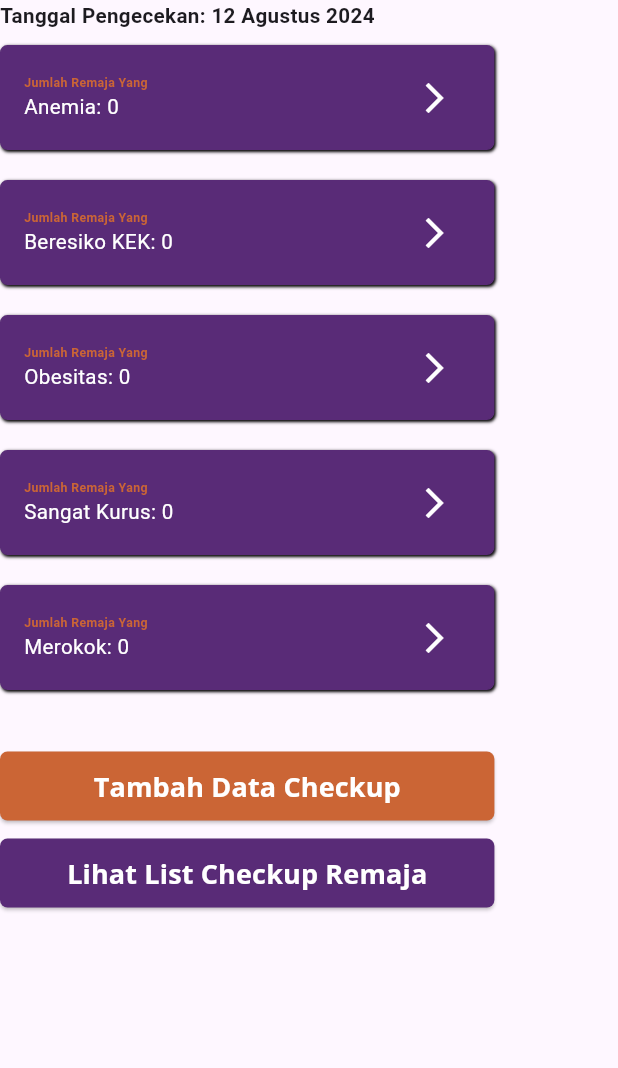
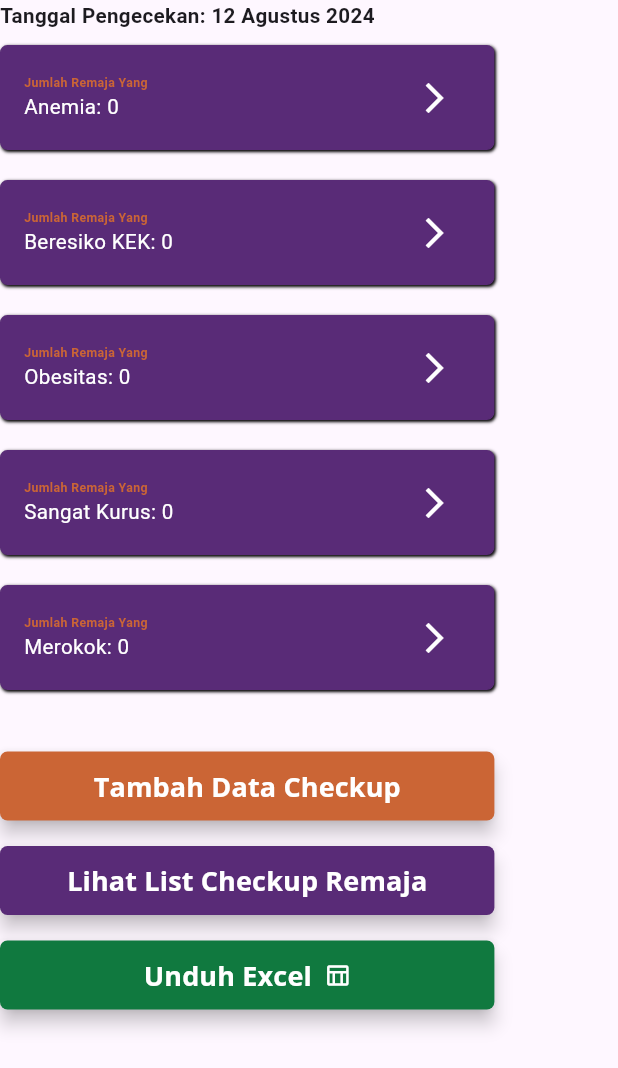
Before and after one commit to izasoerya/simanja_app, a Flutter app: the ListViewRekapCheckup widget shown alone on an empty page, opened directly with empty values, on a phone screen of 412 x 824 dp. Shown: the top 1068 px of the screen. Run offline on Flutter 3.47's test engine with Material 3 defaults, Android fonts, the phone set to English and light mode, and no system bars; our stand-ins replace date_picker_timeline, file_picker, flutter_dotenv, flutter_riverpod, go_router, google_fonts and 3 more; missing offline and left inert: excel; accounts and stored records are empty.

Commit message:
feat: download data as excel

```diff
--- a/lib/presentation/widgets/atom/submit_button.dart
+++ b/lib/presentation/widgets/atom/submit_button.dart
@@ -5,9 +5,11 @@ class SubmitButton extends StatelessWidget {
   final String text;
   final Color backgroundColor;
   final void Function() onClick;
+  final Icon? icon;
   const SubmitButton(
       {super.key,
       required this.text,
+      this.icon,
       this.backgroundColor = const Color.fromRGBO(203, 101, 53, 1),
       required this.onClick});
 
@@ -22,12 +24,20 @@ class SubmitButton extends StatelessWidget {
             shape: RoundedRectangleBorder(
               borderRadius: BorderRadius.circular(5),
             ),
+            elevation: 5,
           ),
           onPressed: onClick,
-          child: Text(text,
-              style: const GlobalTheme()
-                  .headerStyle
-                  .copyWith(color: Colors.white, fontSize: 18)),
+          child: Row(
+            mainAxisAlignment: MainAxisAlignment.center,
+            children: [
+              Text(text,
+                  style: const GlobalTheme()
+                      .headerStyle
+                      .copyWith(color: Colors.white, fontSize: 18)),
+              if (icon != null) const SizedBox(width: 8),
+              icon ?? const SizedBox(),
+            ],
+          ),
         ));
   }
 }
--- a/lib/presentation/widgets/organism/listview_rekap_checkup.dart
+++ b/lib/presentation/widgets/organism/listview_rekap_checkup.dart
@@ -2,6 +2,7 @@ import 'package:intl/intl.dart';
 import 'package:simanja_app/domain/entities/kader_checkup.dart';
 import 'package:simanja_app/presentation/router/router.dart';
 import 'package:simanja_app/presentation/theme/global_theme.dart';
+import 'package:simanja_app/utils/util_excel.dart';
 import 'package:sizer/sizer.dart';
 import 'package:intl/date_symbol_data_local.dart';
 import 'package:flutter/material.dart';
@@ -50,7 +51,6 @@ class _ListViewRekapCheckupState extends State<ListViewRekapCheckup> {
     }
     return SizedBox(
         width: MediaQuery.of(context).size.width * 0.8,
-        height: MediaQuery.of(context).size.height * 0.8,
         child: Column(
           crossAxisAlignment: CrossAxisAlignment.start,
           children: [
@@ -102,7 +102,7 @@ class _ListViewRekapCheckupState extends State<ListViewRekapCheckup> {
                     text: 'Tambah Data Checkup',
                     onClick: widget._gotoAddCheckupData)
                 : const SizedBox(),
-            const Padding(padding: EdgeInsets.only(top: 10)),
+            const Padding(padding: EdgeInsets.only(top: 15)),
             SubmitButton(
                 text: 'Lihat List Checkup Remaja',
                 backgroundColor: const GlobalTheme().primaryColor,
@@ -110,6 +110,25 @@ class _ListViewRekapCheckupState extends State<ListViewRekapCheckup> {
                   router.push(
                       '/login-kader/rekap-checkup-result?checkupUID=${widget.kaderCheckup.uid}&label=all');
                 }),
+            const Padding(padding: EdgeInsets.only(top: 15)),
+            SubmitButton(
+                text: 'Unduh Excel',
+                backgroundColor: const Color.fromRGBO(16, 121, 63, 1),
+                icon:
+                    const Icon(Icons.table_chart_outlined, color: Colors.white),
+                onClick: () async {
+                  if (widget.items.isEmpty) {
+                    return;
+                  }
+                  final response = await UtilExcel().createExcel(widget.items);
+                  if (response != null) {
+                    ScaffoldMessenger.of(context).showSnackBar(const SnackBar(
+                        content: Text('Berhasil membuat excel')));
+                  } else {
+                    ScaffoldMessenger.of(context).showSnackBar(
+                        const SnackBar(content: Text('Gagal membuat excel')));
+                  }
+                }),
             const Padding(padding: EdgeInsets.only(top: 50)),
           ],
         ));
--- a/pubspec.yaml
+++ b/pubspec.yaml
@@ -8,6 +8,7 @@ environment:
 
 dependencies:
   date_picker_timeline: ^1.2.6
+  excel: ^4.0.3
   file_picker: ^8.0.7
   flutter:
     sdk: flutter
```
Also changed, not shown: lib/utils/util_excel.dart (added, +112 -0 lines), pubspec.lock.
